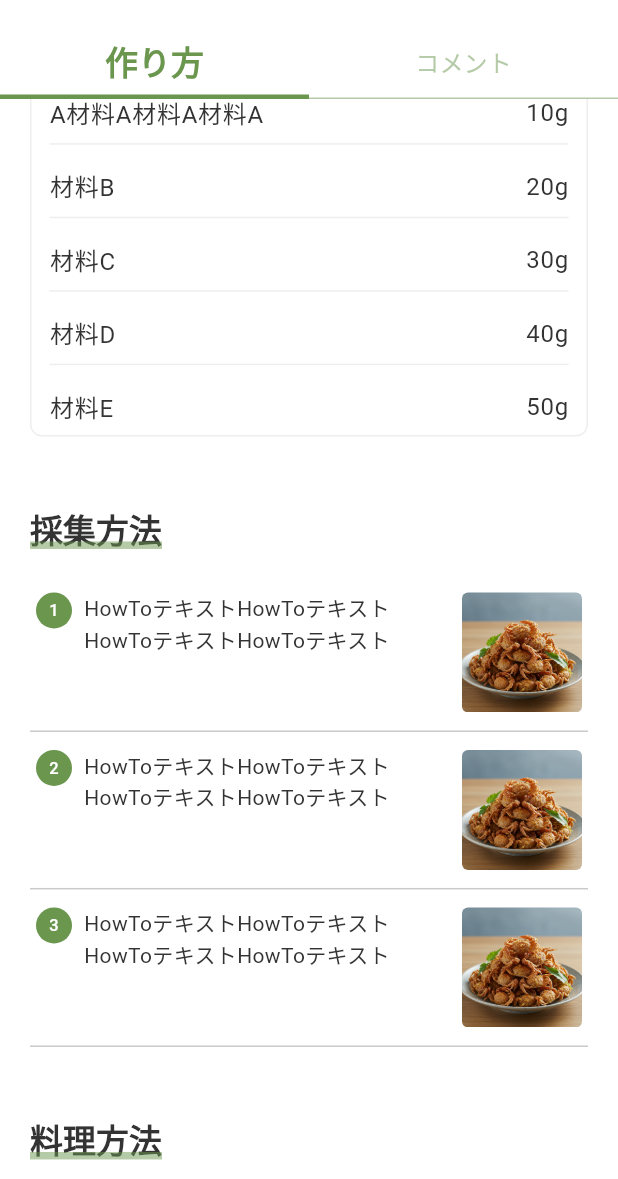
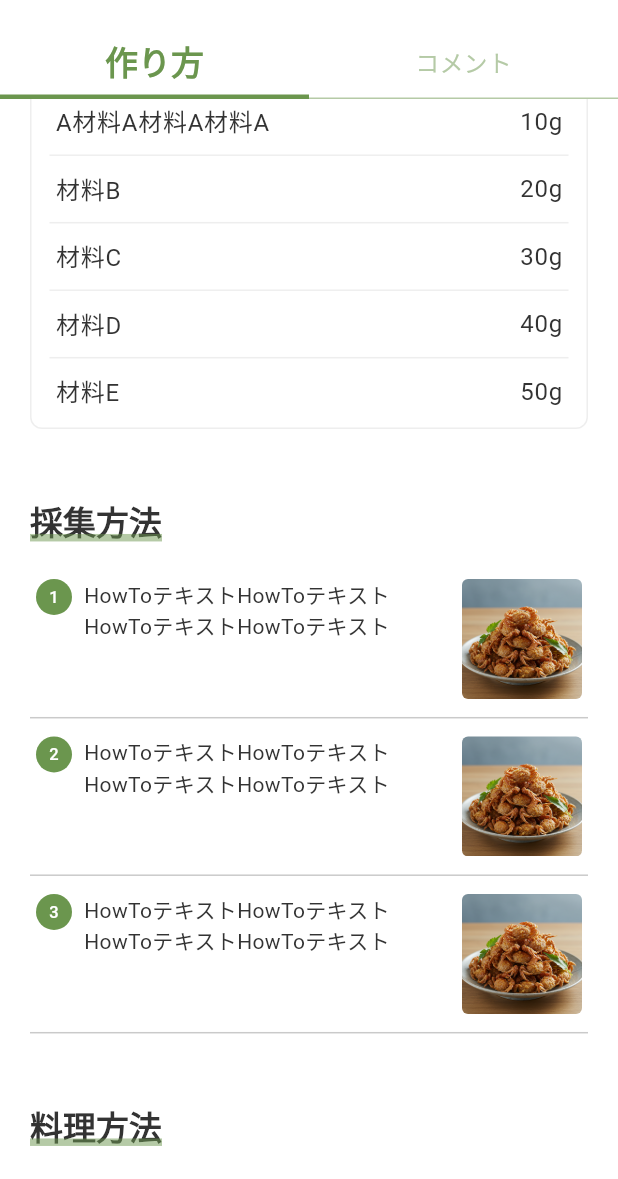
Before and after one commit to shinonome-inc/yumemi-pg-hackathon-team4, a Flutter app: the RecipeDetailPage screen opened by its route, scrolled down 760 dp, on a phone screen of 412 x 824 dp, the part 57-1236 px from its top. Run offline on Flutter 3.47's test engine with Material 3 defaults, Android fonts, the light colour scheme and no system bars; our stand-ins replace cloud_firestore, firebase_auth, firebase_core, flutter_dotenv, flutter_riverpod, flutter_svg and 6 more; accounts and stored records are empty; generated files the repository leaves out were written again; project files that could hold a hidden picture were left out.

Commit message:
作り方のスタイル修正

```diff
--- a/client/lib/pages/recipe_detail/recipe_detail_recipe_steps_component.dart
+++ b/client/lib/pages/recipe_detail/recipe_detail_recipe_steps_component.dart
@@ -118,11 +118,14 @@ class RecipeStepsComponent extends StatelessWidget {
           ),
           child: Column(
             children: List.generate(ingredients.length, (index) {
-              return Padding(
-                padding: const EdgeInsets.symmetric(vertical: 4),
-                child: Column(
-                  children: [
-                    Row(
+              return Column(
+                children: [
+                  Padding(
+                    padding: const EdgeInsets.symmetric(
+                      horizontal: 4,
+                      vertical: 9.5,
+                    ),
+                    child: Row(
                       crossAxisAlignment: CrossAxisAlignment.end,
                       children: [
                         Expanded(
@@ -143,13 +146,17 @@ class RecipeStepsComponent extends StatelessWidget {
                         ),
                       ],
                     ),
-                    if (index < ingredients.length - 1)
-                      const Divider(
+                  ),
+                  if (index < ingredients.length - 1)
+                    const Padding(
+                      padding: EdgeInsets.zero,
+                      child: Divider(
                         color: AppColors.gray4,
                         thickness: 1,
+                        height: 1,
                       ),
-                  ],
-                ),
+                    ),
+                ],
               );
             }),
           ),
@@ -166,7 +173,7 @@ class RecipeStepsComponent extends StatelessWidget {
       crossAxisAlignment: CrossAxisAlignment.start,
       children: [
         _buildTitle('採集方法', '', context),
-        const SizedBox(height: 16),
+        const SizedBox(height: 12),
         Column(
           children: harvestingMethods.map((method) {
             return Container(
@@ -236,7 +243,7 @@ class RecipeStepsComponent extends StatelessWidget {
       crossAxisAlignment: CrossAxisAlignment.start,
       children: [
         _buildTitle('料理方法', '', context),
-        const SizedBox(height: 16),
+        const SizedBox(height: 12),
         Column(
           children: cookingMethods.map((method) {
             return Container(
@@ -303,7 +310,7 @@ class RecipeStepsComponent extends StatelessWidget {
       crossAxisAlignment: CrossAxisAlignment.start,
       children: [
         _buildTitle('コツ・ポイント', '', context),
-        const SizedBox(height: 16),
+        const SizedBox(height: 12),
         Text(
           tips,
           style: context.textTheme.bodyLarge?.copyWith(
@@ -319,7 +326,7 @@ class RecipeStepsComponent extends StatelessWidget {
       crossAxisAlignment: CrossAxisAlignment.start,
       children: [
         _buildTitle('食レポ', '', context),
-        const SizedBox(height: 16),
+        const SizedBox(height: 12),
         Text(
           eatReport,
           style: context.textTheme.bodyLarge?.copyWith(
@@ -335,7 +342,7 @@ class RecipeStepsComponent extends StatelessWidget {
       crossAxisAlignment: CrossAxisAlignment.start,
       children: [
         _buildTitle('AIの補足コメント', '', context),
-        const SizedBox(height: 16),
+        const SizedBox(height: 12),
         Text(
           aiComment,
           style: context.textTheme.bodyLarge?.copyWith(
```
